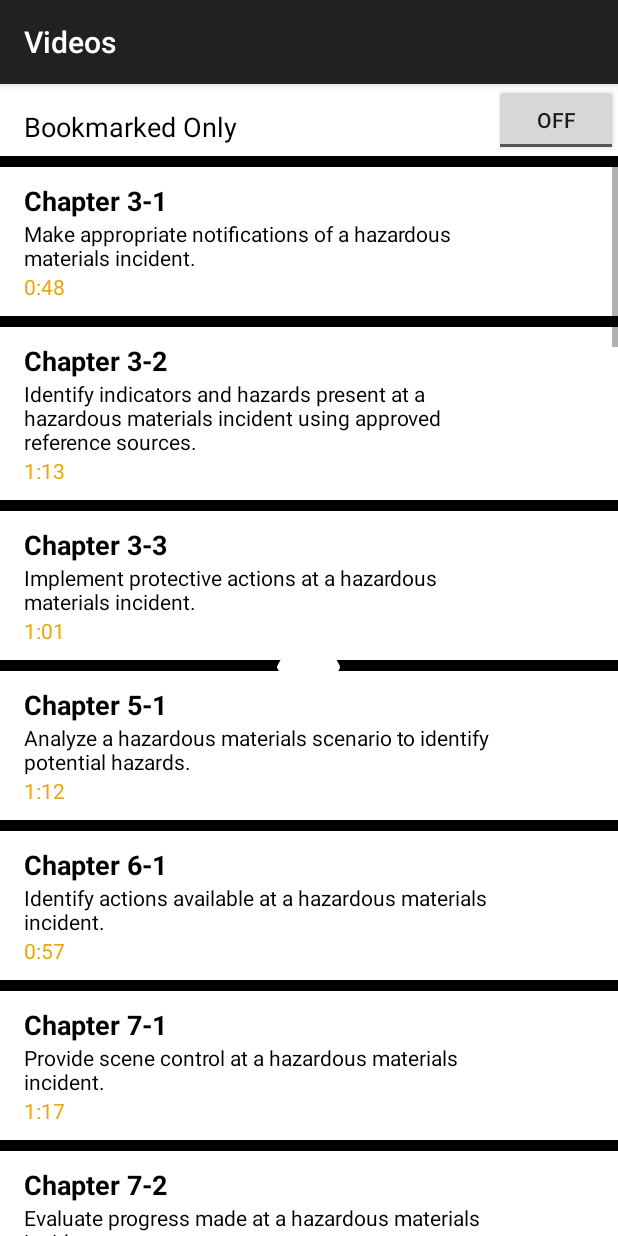
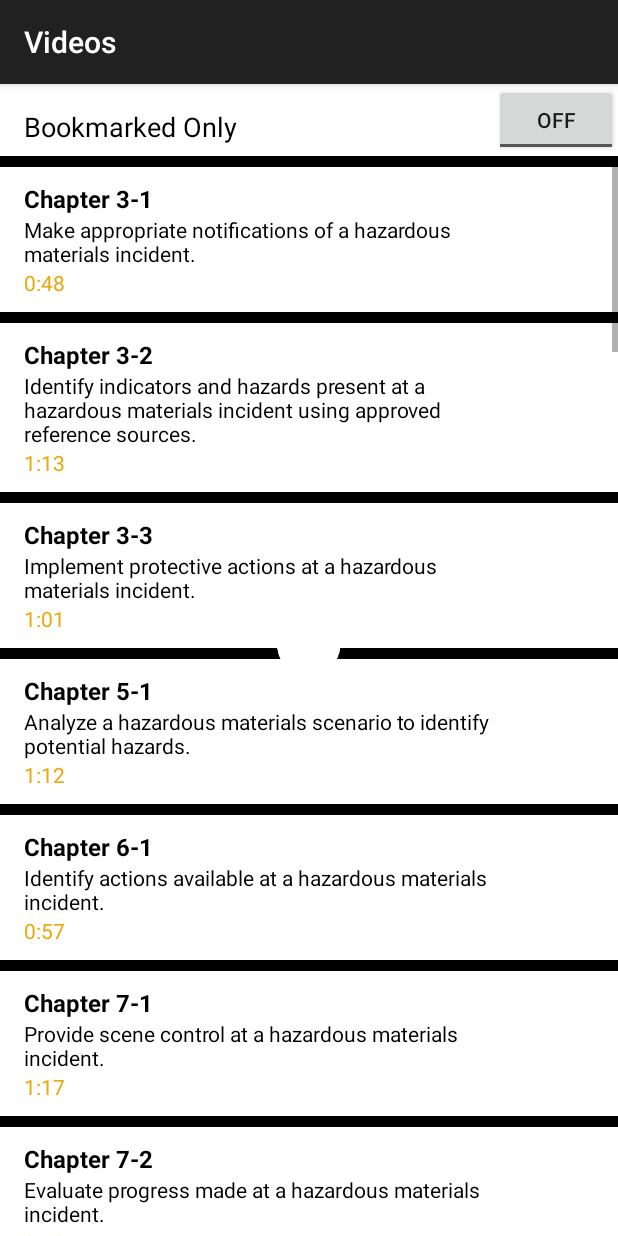
Before and after one commit to msrusse/IFSTA, an Android app: the VideoListActivity screen opened directly, with no data from a screen before it, on a phone screen of 412 x 824 dp. Run offline under Robolectric (Android 15) with nearby library versions, the phone set to English and light mode, and no system bars.

Commit message:
Updates the app to correct issues 11, 12, and 13

```diff
--- a/app/src/main/java/com/example/appcenter/companion/videos/ItemArrayAdapter.java
+++ b/app/src/main/java/com/example/appcenter/companion/videos/ItemArrayAdapter.java
@@ -138,7 +138,7 @@ public class ItemArrayAdapter extends ArrayAdapter implements Filterable{
         if(isBookmarked)
         {
             viewHolder.bookmarkImage.setImageResource(R.mipmap.ic_bookmark);
-            viewHolder.chapterTitle.setTypeface(null, Typeface.BOLD);
+            //viewHolder.chapterTitle.setTypeface(null, Typeface.BOLD);
 
         }
         else {
--- a/app/src/main/res/layout/list_item_layout.xml
+++ b/app/src/main/res/layout/list_item_layout.xml
@@ -11,7 +11,7 @@
         android:layout_width="0dp"
         android:layout_height="match_parent"
         android:layout_marginLeft="@dimen/activity_vertical_margin"
-        android:layout_weight="4"
+        android:layout_weight="4.2"
         android:background="@android:color/white"
         android:orientation="vertical">
 
@@ -21,6 +21,7 @@
             android:layout_height="wrap_content"
             android:textAppearance="@android:style/TextAppearance.Medium"
             android:textColor="@android:color/black"
+            android:textSize="16sp"
             android:textStyle="bold" />
 
         <TextView
@@ -48,9 +49,8 @@
             android:id="@+id/bookmark"
             android:layout_width="wrap_content"
             android:layout_height="wrap_content"
-            android:layout_gravity="end"
 
-            />
+            android:layout_gravity="end" />
     </LinearLayout>
 
 
```
